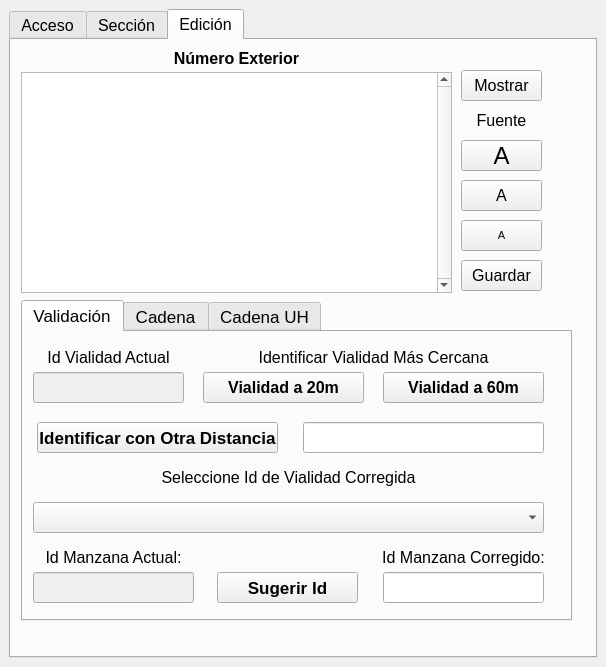
This is numeros_exteriores_dockwidget_base.ui in DAGGDesarrollo/repo_dce as Qt 5 draws it before an edit. The edited form follows.
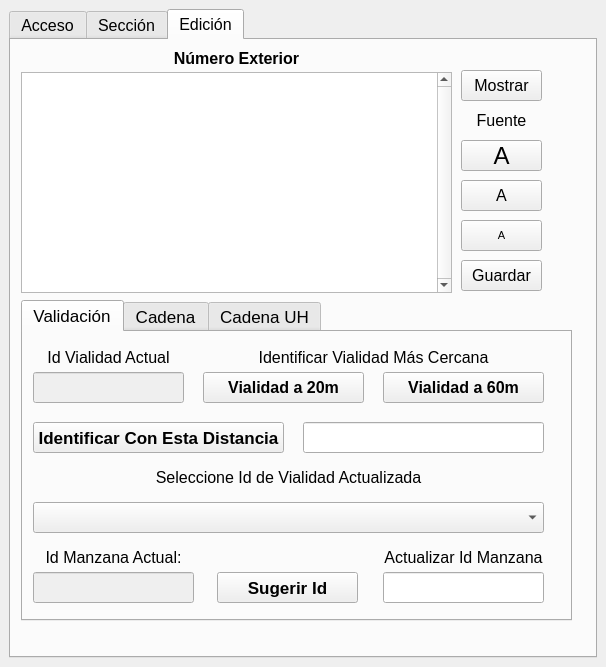
This is the edited form. The open tabs and pages were chosen to show the change.

Commit message: Se corrigen las etiquetas "corregido" por "Actualizar" en la pestaña "Validación"

Diff of the .ui file:
```diff
--- a/numeros_exteriores_dockwidget_base.ui
+++ b/numeros_exteriores_dockwidget_base.ui
@@ -793,7 +793,7 @@
            </font>
           </property>
           <property name="text">
-           <string>Seleccione Id de Vialidad Corregida</string>
+           <string>Seleccione Id de Vialidad Actualizada</string>
           </property>
           <property name="alignment">
            <set>Qt::AlignCenter</set>
@@ -907,7 +907,7 @@
            </font>
           </property>
           <property name="text">
-           <string>Id Manzana Corregido:</string>
+           <string>Actualizar Id Manzana</string>
           </property>
           <property name="alignment">
            <set>Qt::AlignCenter</set>
@@ -1009,9 +1009,9 @@
          <widget class="QPushButton" name="btndistUsuario">
           <property name="geometry">
            <rect>
-            <x>14</x>
+            <x>10</x>
             <y>90</y>
-            <width>241</width>
+            <width>251</width>
             <height>31</height>
            </rect>
           </property>
@@ -1024,7 +1024,7 @@
            </font>
           </property>
           <property name="text">
-           <string>Identificar con Otra Distancia</string>
+           <string>Identificar Con Esta Distancia</string>
           </property>
          </widget>
          <widget class="QPushButton" name="btnSugerir">
```
